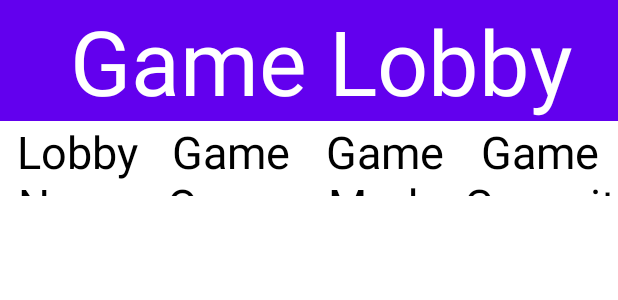
After one commit to SamuelPoulin/neopolydessin, an Android app: the layout activity_search_lobby.xml on its own in the app's theme, with its tools: preview values and no code run, on a phone screen of 412 x 824 dp. The commit adds this screen. Shown: the top 300 px of the screen. Run offline under Robolectric (Android 15) with nearby library versions, the phone set to English and light mode, and no system bars.

Commit message:
P-43 setup du xml du menu de recherche de partie

```diff
--- a/clientLeger/app/build.gradle
+++ b/clientLeger/app/build.gradle
@@ -41,6 +41,8 @@ android {
 
 dependencies {
     implementation 'androidx.legacy:legacy-support-v4:1.0.0'
+    implementation 'androidx.navigation:navigation-fragment-ktx:2.3.3'
+    implementation 'androidx.navigation:navigation-ui-ktx:2.3.3'
     def lifecycle_version = "2.2.0"
     def arch_version = "2.1.0"
     implementation "org.jetbrains.kotlin:kotlin-reflect:$kotlin_version"
--- /dev/null
+++ b/clientLeger/app/src/main/res/layout/activity_search_lobby.xml
@@ -0,0 +1,83 @@
+<?xml version="1.0" encoding="utf-8"?>
+<androidx.constraintlayout.widget.ConstraintLayout xmlns:android="http://schemas.android.com/apk/res/android"
+    xmlns:app="http://schemas.android.com/apk/res-auto"
+    xmlns:tools="http://schemas.android.com/tools"
+    android:layout_width="match_parent"
+    android:layout_height="match_parent"
+    tools:context=".ui.connexion.view.SearchLobbyActivity">
+
+        <androidx.appcompat.widget.Toolbar
+            android:id="@+id/lobbyToolbar"
+            android:layout_width="match_parent"
+            android:layout_height="wrap_content"
+            android:background="?attr/colorPrimary"
+            android:minHeight="?attr/actionBarSize"
+            android:theme="?attr/actionBarTheme"
+            app:layout_constraintLeft_toLeftOf="parent"
+            app:layout_constraintRight_toRightOf="parent"
+            app:layout_constraintTop_toTopOf="parent">
+
+            <TextView
+                android:layout_width="match_parent"
+                android:layout_height="wrap_content"
+                android:text="Game Lobby"
+                android:textAlignment="center"
+                android:textColor="@color/white"
+                android:textSize="60dp"
+                app:layout_constraintLeft_toLeftOf="parent"
+                app:layout_constraintRight_toRightOf="parent"
+                app:layout_constraintTop_toTopOf="parent" />
+        </androidx.appcompat.widget.Toolbar>
+
+        <LinearLayout
+            app:layout_constraintLeft_toLeftOf="parent"
+            app:layout_constraintRight_toRightOf="parent"
+            app:layout_constraintTop_toBottomOf="@id/lobbyToolbar"
+        android:layout_width="match_parent"
+        android:layout_height="50dp">
+
+            <TextView
+                android:id="@+id/textView"
+                android:layout_width="0dp"
+                android:layout_height="match_parent"
+                android:layout_weight="0.25"
+                android:textSize="30dp"
+                android:textColor="@color/black"
+                android:text="Lobby Name"
+                android:textAlignment="center"
+                />
+
+            <TextView
+                android:id="@+id/textView2"
+                android:layout_width="0dp"
+                android:layout_height="match_parent"
+                android:layout_weight="0.25"
+                android:textSize="30dp"
+                android:textColor="@color/black"
+                android:text="Game Owner"
+                android:textAlignment="center"
+                />
+
+            <TextView
+                android:id="@+id/textView3"
+                android:layout_width="0dp"
+                android:layout_height="match_parent"
+                android:layout_weight="0.25"
+                android:textSize="30dp"
+                android:textColor="@color/black"
+                android:text="Game Mode"
+                android:textAlignment="center"/>
+
+            <TextView
+                android:id="@+id/textView4"
+                android:layout_width="0dp"
+                android:layout_height="match_parent"
+                android:layout_weight="0.25"
+                android:textSize="30dp"
+                android:textColor="@color/black"
+                android:text="Game Capacity"
+                android:textAlignment="center"
+                />
+    </LinearLayout>
+
+</androidx.constraintlayout.widget.ConstraintLayout>
--- /dev/null
+++ b/clientLeger/app/src/main/res/values/dimens.xml
@@ -0,0 +1,3 @@
+<resources>
+    <dimen name="fab_margin">16dp</dimen>
+</resources>
--- a/clientLeger/app/src/main/res/values/themes.xml
+++ b/clientLeger/app/src/main/res/values/themes.xml
@@ -13,4 +13,13 @@
         <item name="android:statusBarColor" tools:targetApi="l">?attr/colorPrimaryVariant</item>
         <!-- Customize your theme here. -->
     </style>
+
+    <style name="Theme.ClientLeger.NoActionBar">
+        <item name="windowActionBar">false</item>
+        <item name="windowNoTitle">true</item>
+    </style>
+
+    <style name="Theme.ClientLeger.AppBarOverlay" parent="ThemeOverlay.AppCompat.Dark.ActionBar" />
+
+    <style name="Theme.ClientLeger.PopupOverlay" parent="ThemeOverlay.AppCompat.Light" />
 </resources>
```
Also changed, not shown: clientLeger/app/src/main/AndroidManifest.xml (+16 -1 lines), clientLeger/app/src/main/java/com/projet/clientleger/ui/connexion/view/SearchLobbyActivity.kt (added, +13 -0 lines), clientLeger/app/src/main/res/navigation/nav_graph.xml (added, +28 -0 lines), clientLeger/app/src/main/res/values/strings.xml (+9 -0 lines).
